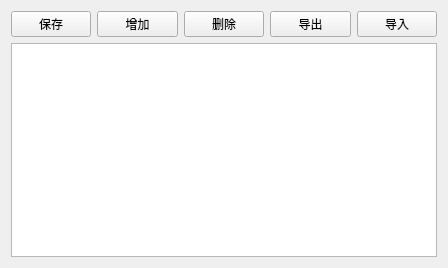
The window that Step3_1.ui (albert2lyu/QualityFunctionDeployment) describes before a commit, drawn with Qt 5.
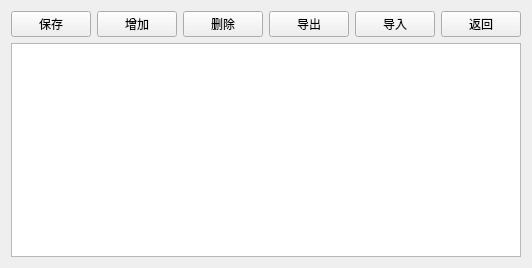
The same window after the commit.

```diff
--- a/Step3_1.ui
+++ b/Step3_1.ui
@@ -51,6 +51,13 @@
        </property>
       </widget>
      </item>
+     <item>
+      <widget class="QPushButton" name="backButton">
+       <property name="text">
+        <string>返回</string>
+       </property>
+      </widget>
+     </item>
     </layout>
    </item>
    <item>
```
